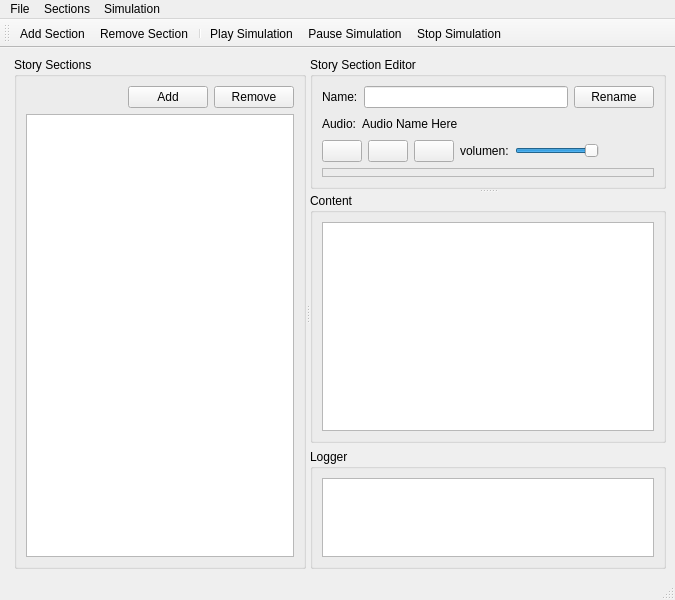
The window that Cotorro/diaEditor.ui (hummingflight/cotorro-storytelling-audio-sync-tool) describes before a commit, drawn with Qt 5.
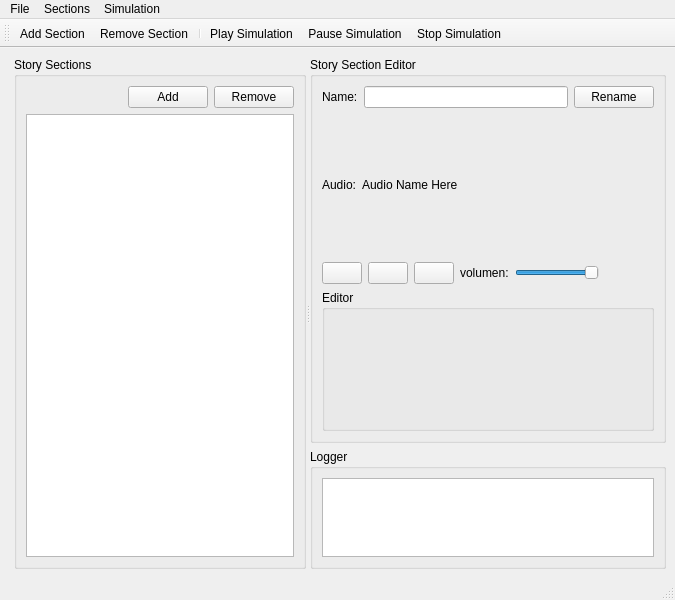
The same window after the commit. Icons and pictures are not drawn.

Commit message: feat: SFML Canvas widget

Patch:
```diff
--- a/Cotorro/diaEditor.ui
+++ b/Cotorro/diaEditor.ui
@@ -268,44 +268,9 @@
              </layout>
             </item>
             <item>
-             <widget class="QFrame" name="frameStorySectionEditor">
-              <property name="sizePolicy">
-               <sizepolicy hsizetype="Expanding" vsizetype="Expanding">
-                <horstretch>0</horstretch>
-                <verstretch>0</verstretch>
-               </sizepolicy>
-              </property>
-              <property name="frameShape">
-               <enum>QFrame::StyledPanel</enum>
-              </property>
-              <property name="frameShadow">
-               <enum>QFrame::Raised</enum>
-              </property>
-             </widget>
-            </item>
-           </layout>
-          </widget>
-          <widget class="QGroupBox" name="group_content">
-           <property name="maximumSize">
-            <size>
-             <width>16777215</width>
-             <height>300</height>
-            </size>
-           </property>
-           <property name="title">
-            <string>Content</string>
-           </property>
-           <layout class="QVBoxLayout" name="verticalLayout_5">
-            <item>
-             <widget class="QPlainTextEdit" name="pText_textStory">
-              <property name="maximumSize">
-               <size>
-                <width>16777215</width>
-                <height>16777215</height>
-               </size>
-              </property>
-              <property name="readOnly">
-               <bool>true</bool>
+             <widget class="QGroupBox" name="groupSFMLCanvas">
+              <property name="title">
+               <string>Editor</string>
               </property>
              </widget>
             </item>
```
Left out of the diff: 2 changed lines with no effect on the pictures. The commit also changes 6 other files.
